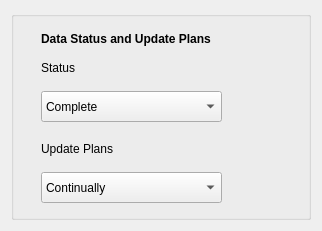
Qt form pymdwizard/gui/ui_files/Status.ui (DOI-USGS/fort-pymdwizard) before a commit.
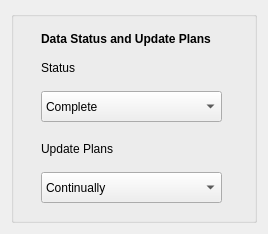
The same form after that commit.

Commit message: added status min and max size constraints, otherwise it will not show in the idInfo Main Gui...Something to be aware of down the road...Also changed to grid layout

```diff
--- a/pymdwizard/gui/ui_files/Status.ui
+++ b/pymdwizard/gui/ui_files/Status.ui
@@ -6,10 +6,22 @@
    <rect>
     <x>0</x>
     <y>0</y>
-    <width>322</width>
-    <height>231</height>
+    <width>268</width>
+    <height>234</height>
    </rect>
   </property>
+  <property name="minimumSize">
+   <size>
+    <width>268</width>
+    <height>234</height>
+   </size>
+  </property>
+  <property name="maximumSize">
+   <size>
+    <width>268</width>
+    <height>16777215</height>
+   </size>
+  </property>
   <property name="windowTitle">
    <string>Form</string>
   </property>
```
The commit also changes 2 other files.
